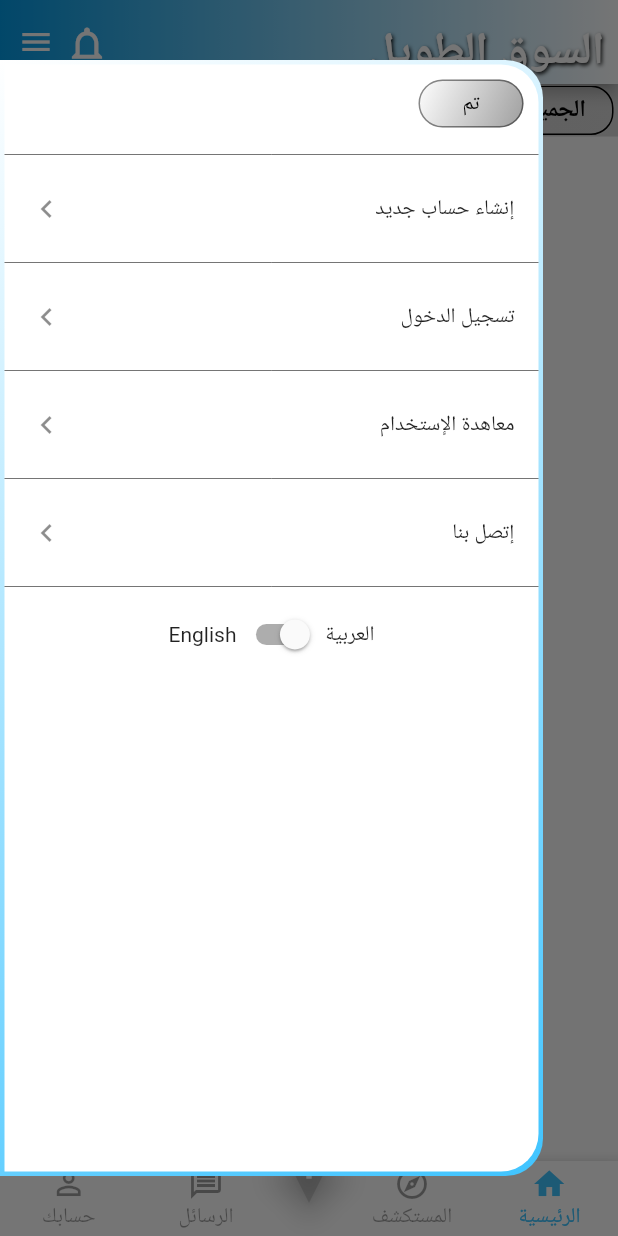
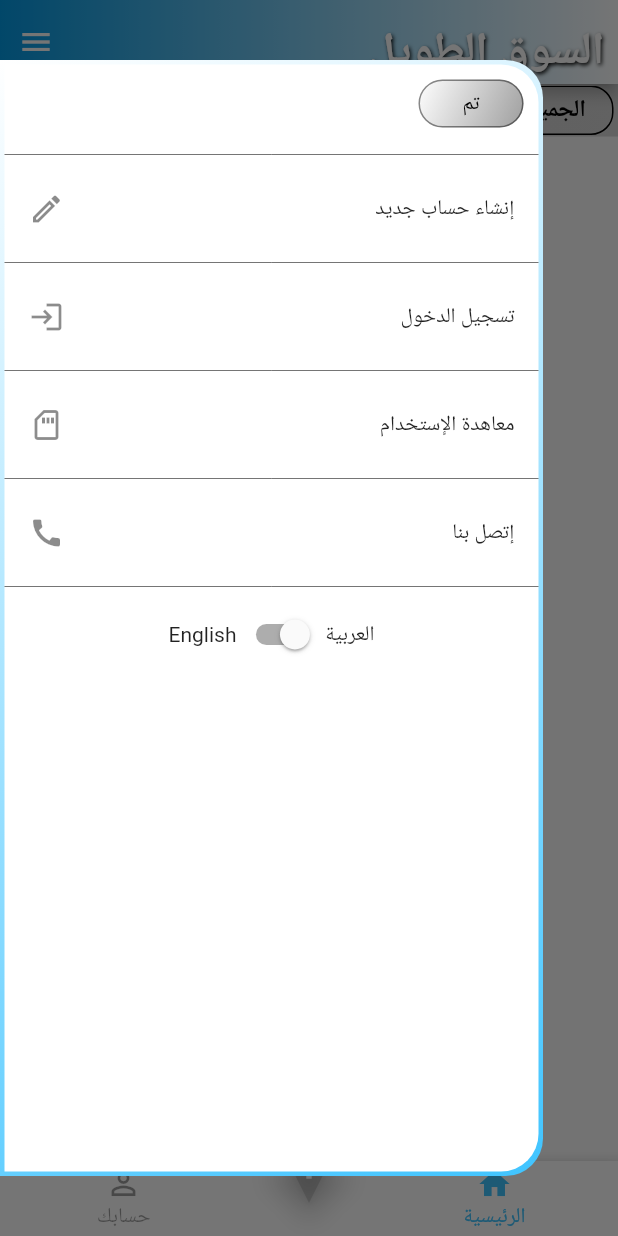
Before and after one commit to hossam-alissa/longmarket, a Flutter app: the screen it shows after launch, with the side drawer open, on a phone screen of 412 x 824 dp. Run offline on Flutter 3.47's test engine with Material 2 defaults, Android fonts, the phone set to English and light mode, and no system bars; our stand-ins replace carousel_slider, firebase_auth, firebase_core, firebase_storage, image_picker, shared_preferences and 2 more; accounts and stored records are empty; network calls fail.

Commit message:
Edit drawer icons and nav Bar

```diff
--- a/lib/screens/nav_screen.dart
+++ b/lib/screens/nav_screen.dart
@@ -90,38 +90,35 @@ class _NavScreenState extends State<NavScreen> {
                     ),
                   ),
                   Expanded(child: SizedBox(width: double.maxFinite)),
-                  Padding(
-                    padding: isLeft
-                        ? EdgeInsets.only(bottom: 5.0)
-                        : EdgeInsets.only(bottom: 10.0),
-                    child: InkWell(
-                      child: Icon(
-                        Icons.notifications_outlined,
-                        size: 30.0,
-                        color: Colors.white,
-                      ),
-                      onTap: () async {
-                        AlertDialog aDI = AlertDialog(
-                          insetPadding: EdgeInsets.symmetric(vertical: 30),
-                          backgroundColor: Colors.white70.withOpacity(0.1),
-                          elevation: double.maxFinite,
-                          contentPadding: EdgeInsets.all(0),
-                          content: NotificationsScreen(),
-                        );
-                        showDialog(
-                          context: context,
-                          barrierDismissible: false,
-                          barrierColor: Colors.black.withOpacity(0.6),
-                          builder: (context) => aDI,
-                        );
-                        print("notifications");
-                        MyBuildAlertDialog(context, NotificationsScreen());
-
-
-                        // Navigator.push(ctxScaffold, MaterialPageRoute(builder: (BuildContext context) => NotificationsScreen()));
-                      },
-                    ),
-                  ),
+                  // Padding(
+                  //   padding: isLeft
+                  //       ? EdgeInsets.only(bottom: 5.0)
+                  //       : EdgeInsets.only(bottom: 10.0),
+                  //   child: InkWell(
+                  //     child: Icon(
+                  //       Icons.notifications_outlined,
+                  //       size: 30.0,
+                  //       color: Colors.white,
+                  //     ),
+                  //     onTap: () async {
+                  //       AlertDialog aDI = AlertDialog(
+                  //         insetPadding: EdgeInsets.symmetric(vertical: 30),
+                  //         backgroundColor: Colors.white70.withOpacity(0.1),
+                  //         elevation: double.maxFinite,
+                  //         contentPadding: EdgeInsets.all(0),
+                  //         content: NotificationsScreen(),
+                  //       );
+                  //       showDialog(
+                  //         context: context,
+                  //         barrierDismissible: false,
+                  //         barrierColor: Colors.black.withOpacity(0.6),
+                  //         builder: (context) => aDI,
+                  //       );
+                  //       print("notifications");
+                  //       MyBuildAlertDialog(context, NotificationsScreen());
+                  //     },
+                  //   ),
+                  // ),
                   SizedBox(width: 38.0),
                 ],
               ),
@@ -172,27 +169,27 @@ class _NavScreenState extends State<NavScreen> {
                     0,
                   ),
                 ),
-                Expanded(
-                  flex: 2,
-                  child: columnX(
-                    _selectedIndexScreen == 1 ? Icons.explore : Icons.explore_outlined,
-                   isLeft ? "Explore" : "المستكشف",
-                    1,
-                  ),
-                ),
+                // Expanded(
+                //   flex: 2,
+                //   child: columnX(
+                //     _selectedIndexScreen == 1 ? Icons.explore : Icons.explore_outlined,
+                //    isLeft ? "Explore" : "المستكشف",
+                //     1,
+                //   ),
+                // ),
                 //Location Floating Action Button
                 Expanded(
                   flex: 1,
                   child: SizedBox(width: 1),
                 ),
-                Expanded(
-                  flex: 2,
-                  child: columnX(
-                    _selectedIndexScreen == 3 ? Icons.message : Icons.message_outlined,
-                  isLeft ? "Message" : "الرسائل",
-                    3,
-                  ),
-                ),
+                // Expanded(
+                //   flex: 2,
+                //   child: columnX(
+                //     _selectedIndexScreen == 3 ? Icons.message : Icons.message_outlined,
+                //   isLeft ? "Message" : "الرسائل",
+                //     3,
+                //   ),
+                // ),
                 Expanded(
                   flex: 2,
                   child: columnX(
--- a/lib/widgets/custom_end_drawer.dart
+++ b/lib/widgets/custom_end_drawer.dart
@@ -93,14 +93,21 @@ class _CustomEndDrawerState extends State<CustomEndDrawer> {
                       child: ListView(
                         padding: EdgeInsets.zero,
                         children: <Widget>[
-                          if (Provider.of<UserInformation>(providerContext, listen: true).token == null)
+                          if (Provider.of<UserInformation>(providerContext,
+                                      listen: true)
+                                  .token ==
+                              null)
                             buildListTile(
                                 context,
                                 isLeft
                                     ? "SingUp Create New Account"
                                     : "إنشاء حساب جديد",
+                                Icons.create_outlined,
                                 SingUpScreen()),
-                          if (Provider.of<UserInformation>(providerContext, listen: true).token == null)
+                          if (Provider.of<UserInformation>(providerContext,
+                                      listen: true)
+                                  .token ==
+                              null)
                             myDivider(),
                           Provider.of<UserInformation>(providerContext,
                                           listen: true)
@@ -109,11 +116,12 @@ class _CustomEndDrawerState extends State<CustomEndDrawer> {
                               ? buildListTile(
                                   context,
                                   isLeft ? "Sing In" : "تسجيل الدخول",
+                                  Icons.login,
                                   SingInScreen())
                               : ListTile(
                                   title: myText(
                                       isLeft ? "Log out" : "تسجيل الخروج"),
-                                  trailing: Icon(Icons.navigate_next),
+                                  trailing: Icon(Icons.directions_run),
                                   onTap: () async {
                                     try {
                                       await Provider.of<UserInformation>(
@@ -137,10 +145,14 @@ class _CustomEndDrawerState extends State<CustomEndDrawer> {
                               isLeft
                                   ? "Treaty to use service"
                                   : "معاهدة الإستخدام",
+                              Icons.sd_card_outlined,
                               TreatyToUseService()),
                           myDivider(),
-                          buildListTile(context,
-                              isLeft ? "Call Us" : "إتصل بنا", CallUsScreen()),
+                          buildListTile(
+                              context,
+                              isLeft ? "Call Us" : "إتصل بنا",
+                              Icons.call,
+                              CallUsScreen()),
                           myDivider(),
                           Row(
                             mainAxisAlignment: MainAxisAlignment.center,
@@ -178,10 +190,11 @@ class _CustomEndDrawerState extends State<CustomEndDrawer> {
   }
 }
 
-ListTile buildListTile(BuildContext context, String title, Widget nextPage) {
+ListTile buildListTile(
+    BuildContext context, String title, IconData icon, Widget nextPage) {
   return ListTile(
     title: myText(title),
-    trailing: Icon(Icons.navigate_next),
+    trailing: Icon(icon),
     onTap: () {
       AlertDialog aDI = AlertDialog(
         insetPadding: EdgeInsets.all(20),
```
